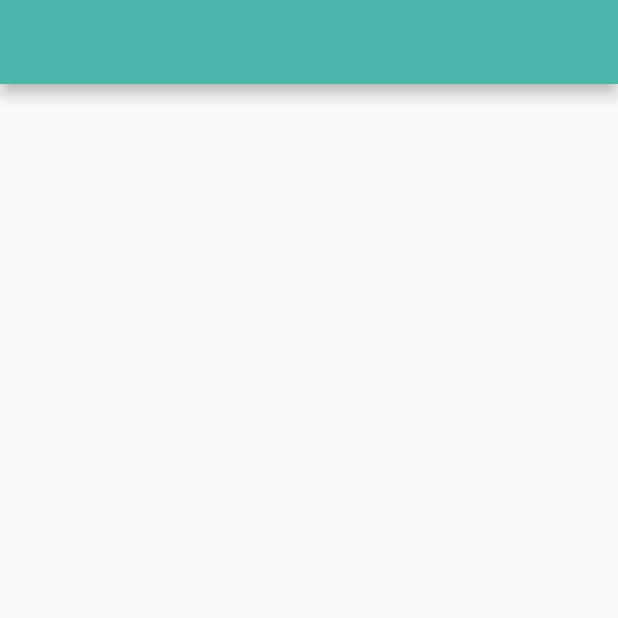
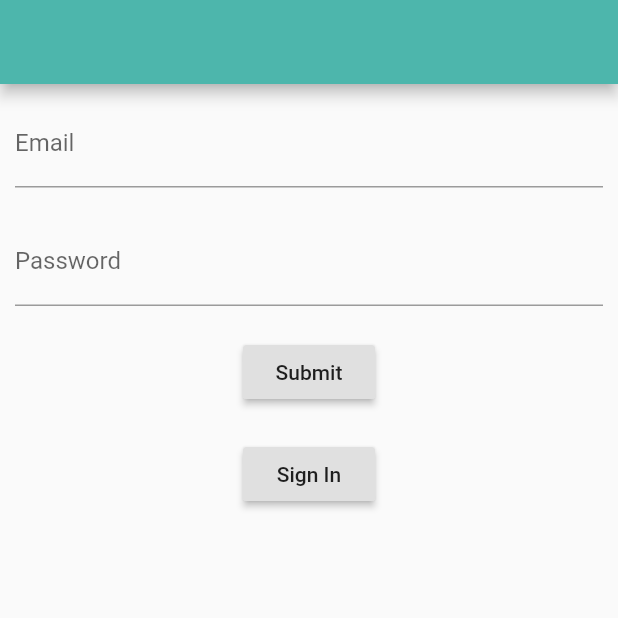
Before and after one commit to roshan1960701/Firebase, a Flutter app: the screen it shows after launch, on a phone screen of 412 x 824 dp, the top half of it. Run offline on Flutter 3.47's test engine with Material 2 defaults, Android fonts, the phone set to English and light mode, and no system bars; our stand-ins replace firebase_auth; accounts and stored records are empty.

Commit message:
signIn Method

```diff
--- a/lib/main.dart
+++ b/lib/main.dart
@@ -1,4 +1,6 @@
+import 'package:firebase_prac/sign.dart';
 import 'package:flutter/material.dart';
+import 'package:firebase_auth/firebase_auth.dart';
 
 void main() {
   runApp(myApp());
@@ -29,12 +31,117 @@ class homePage extends StatefulWidget {
 }
 
 class _homePageState extends State<homePage> {
+  final FirebaseAuth _auth = FirebaseAuth.instance;
+  GlobalKey<FormState> _formKey = GlobalKey<FormState>();
+  final TextEditingController _emailController = TextEditingController();
+  final TextEditingController _passwordController = TextEditingController();
+  bool _success;
+  String _userEmail;
+
+  void _register() async {
+    FirebaseUser user = (await _auth.createUserWithEmailAndPassword(
+      email: _emailController.text,
+      password: _passwordController.text,
+    ))
+        .user;
+    if (user != null) {
+      setState(() {
+        _success = true;
+        _userEmail = user.email;
+      });
+    } else {
+      setState(() {
+        _success = false;
+      });
+    }
+  }
+
+  @override
+  void dispose() {
+    _emailController.dispose();
+    _passwordController.dispose();
+    super.dispose();
+  }
+
   @override
   Widget build(BuildContext context) {
     return Scaffold(
-      appBar: AppBar(
-        backgroundColor: Colors.teal[300],
-      ),
-    );
+        appBar: AppBar(
+          backgroundColor: Colors.teal[300],
+        ),
+        body: SafeArea(
+          child: Align(
+              alignment: Alignment.center,
+              child: Form(
+                  key: _formKey,
+                  child: Column(
+                    children: [
+                      Padding(
+                        padding: const EdgeInsets.all(10),
+                        child: TextFormField(
+                          controller: _emailController,
+                          autocorrect: true,
+                          decoration: InputDecoration(
+                            hintText: "Email",
+                            labelText: "Email",
+                          ),
+                          validator: (value) {
+                            if (value.isEmpty) {
+                              return "Enter Email";
+                            }
+                          },
+                        ),
+                      ),
+                      Padding(
+                        padding: const EdgeInsets.all(10),
+                        child: TextFormField(
+                          autocorrect: true,
+                          obscureText: true,
+                          controller: _passwordController,
+                          decoration: InputDecoration(
+                            hintText: "Password",
+                            labelText: "Password",
+                          ),
+                          validator: (value) {
+                            if (value.isEmpty) {
+                              return "Enter Password";
+                            }
+                          },
+                        ),
+                      ),
+                      Padding(
+                        padding: EdgeInsets.all(10.0),
+                        child: RaisedButton(
+                            child: Text("Submit"),
+                            onPressed: () {
+                              if (_formKey.currentState.validate()) {
+                                _register();
+                              } else {
+                                print("Not valid");
+                              }
+                            }),
+                      ),
+                      Padding(
+                        padding: EdgeInsets.all(10.0),
+                        child: RaisedButton(
+                            child: Text("Sign In"),
+                            onPressed: () {
+                              Navigator.push(
+                                  context,
+                                  MaterialPageRoute(
+                                      builder: (context) => sign()));
+                            }),
+                      ),
+                      Container(
+                        alignment: Alignment.center,
+                        child: Text(_success == null
+                            ? ''
+                            : (_success
+                                ? 'Successfully registered ' + _userEmail
+                                : 'Registration failed')),
+                      )
+                    ],
+                  ))),
+        ));
   }
 }
--- a/pubspec.yaml
+++ b/pubspec.yaml
@@ -28,6 +28,8 @@ dependencies:
   # The following adds the Cupertino Icons font to your application.
   # Use with the CupertinoIcons class for iOS style icons.
   cupertino_icons: ^1.0.0
+  firebase_auth: ^0.14.0+5
+  firebase_dynamic_links: ^0.5.1
 
 dev_dependencies:
   flutter_test:
```
Also changed, not shown: lib/sign.dart (added, +113 -0 lines), pubspec.lock, 3 other files.
